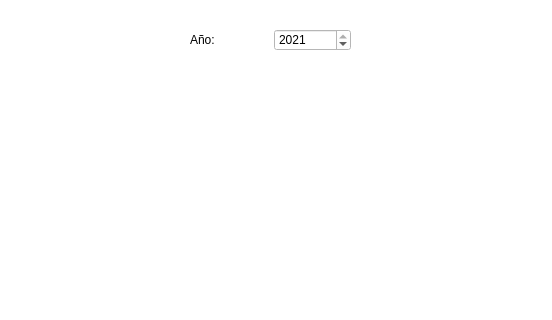
Old version of the form UIfiles/grafico_por_region.ui in the repository Yaldaba0th/Modulo-Estadistica; both pictures show x 0 to 552 and y 0 to 320 of the 1293 by 905 pixel window.
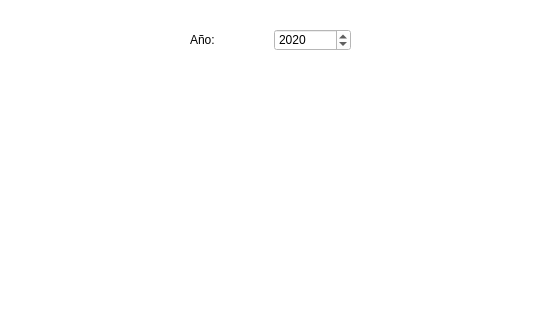
New version of the form. Custom widgets are drawn as their Qt base class.

```diff
--- a/UIfiles/grafico_por_region.ui
+++ b/UIfiles/grafico_por_region.ui
@@ -48,7 +48,7 @@
          <number>2021</number>
         </property>
         <property name="value">
-         <number>2021</number>
+         <number>2020</number>
         </property>
        </widget>
       </item>
```
